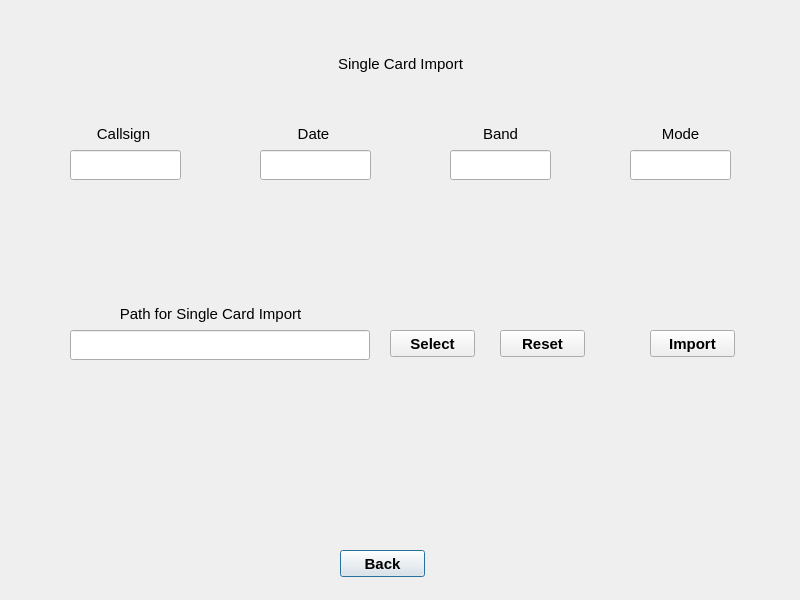
The window that gui_data/frm_single_card_import.ui (kowmang/Eqsl_Program) describes before a commit, drawn with Qt 5.
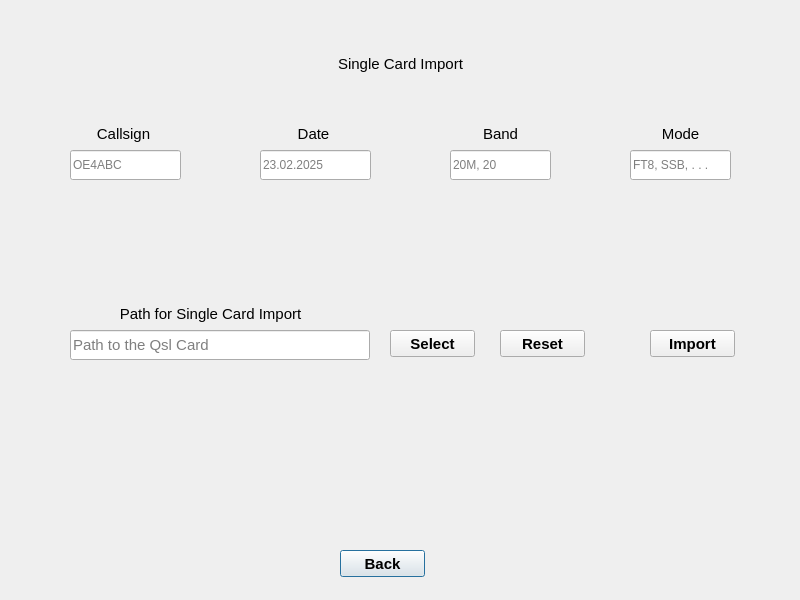
The same window after the commit.

```diff
--- a/gui_data/frm_single_card_import.ui
+++ b/gui_data/frm_single_card_import.ui
@@ -44,6 +44,9 @@
      <height>30</height>
     </rect>
    </property>
+   <property name="placeholderText">
+    <string>23.02.2025</string>
+   </property>
   </widget>
   <widget class="QPushButton" name="btn_reset_path_single">
    <property name="geometry">
@@ -94,6 +97,9 @@
      <height>30</height>
     </rect>
    </property>
+   <property name="placeholderText">
+    <string>FT8, SSB, . . . </string>
+   </property>
   </widget>
   <widget class="QLabel" name="lb_band_single">
    <property name="geometry">
@@ -184,6 +190,9 @@
      <height>30</height>
     </rect>
    </property>
+   <property name="placeholderText">
+    <string>OE4ABC</string>
+   </property>
   </widget>
   <widget class="QLabel" name="lb_path_singlecard">
    <property name="geometry">
@@ -220,6 +229,9 @@
      <pointsize>11</pointsize>
     </font>
    </property>
+   <property name="placeholderText">
+    <string>Path to the Qsl Card</string>
+   </property>
   </widget>
   <widget class="QLabel" name="lb_single_card_upload_section">
    <property name="geometry">
@@ -272,6 +284,12 @@
      <height>30</height>
     </rect>
    </property>
+   <property name="text">
+    <string/>
+   </property>
+   <property name="placeholderText">
+    <string>20M, 20</string>
+   </property>
   </widget>
  </widget>
  <tabstops>
```
